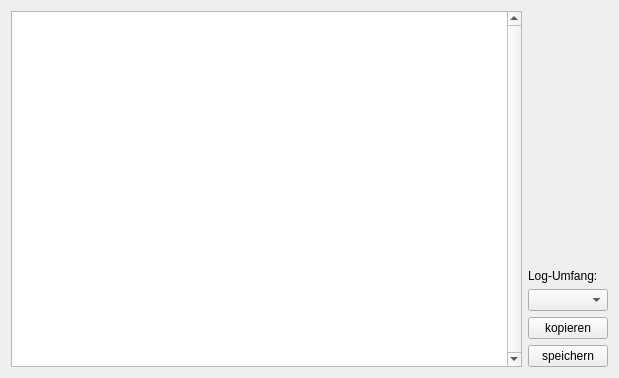
Before: the Qt Designer form logger.ui in RobertKrajewski/Sync-my-L2P, drawn with Qt 5.
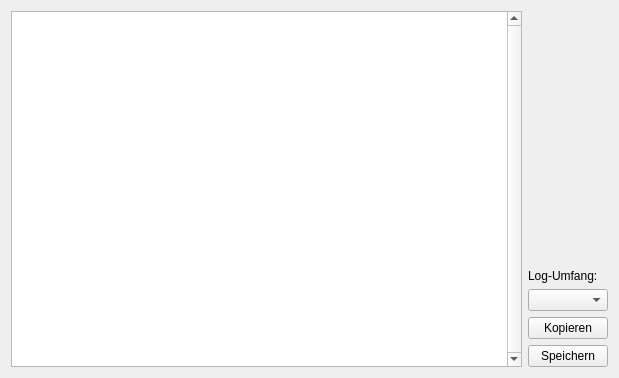
After: the same form once the commit is applied.

The edit to the form file:
```diff
--- a/logger.ui
+++ b/logger.ui
@@ -74,7 +74,7 @@
         <string>&lt;html&gt;&lt;head/&gt;&lt;body&gt;&lt;p&gt;Kopiert den gesamten Text in die Zwischenablage.&lt;/p&gt;&lt;p&gt;Um einzelne Elemente zu kopieren, müssen diese ausgewählt und mit der plattformtypischen Tastenkombination (Windows: Strg + C) kopiert werden&lt;/p&gt;&lt;/body&gt;&lt;/html&gt;</string>
        </property>
        <property name="text">
-        <string>kopieren</string>
+        <string>Kopieren</string>
        </property>
       </widget>
      </item>
@@ -84,7 +84,7 @@
         <string>&lt;html&gt;&lt;head/&gt;&lt;body&gt;&lt;p&gt;Speichert den gesamten Text in eine separate Datei.&lt;/p&gt;&lt;/body&gt;&lt;/html&gt;</string>
        </property>
        <property name="text">
-        <string>speichern</string>
+        <string>Speichern</string>
        </property>
       </widget>
      </item>
```
Left out of the diff: 2 changed lines with no effect on the pictures.
